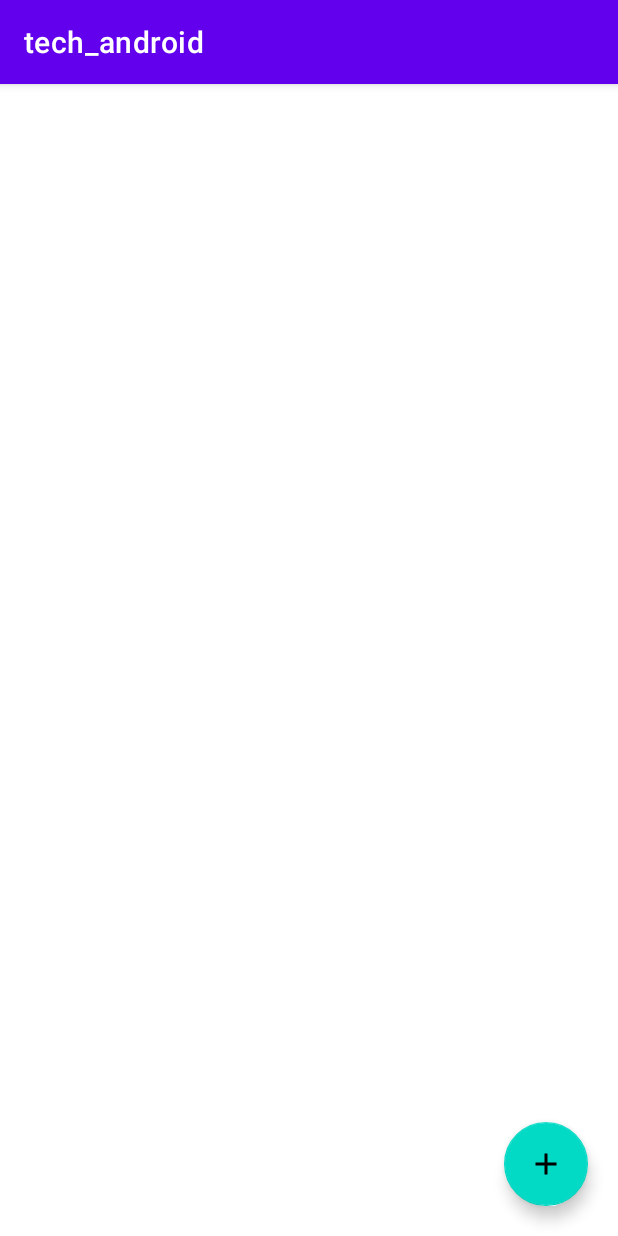
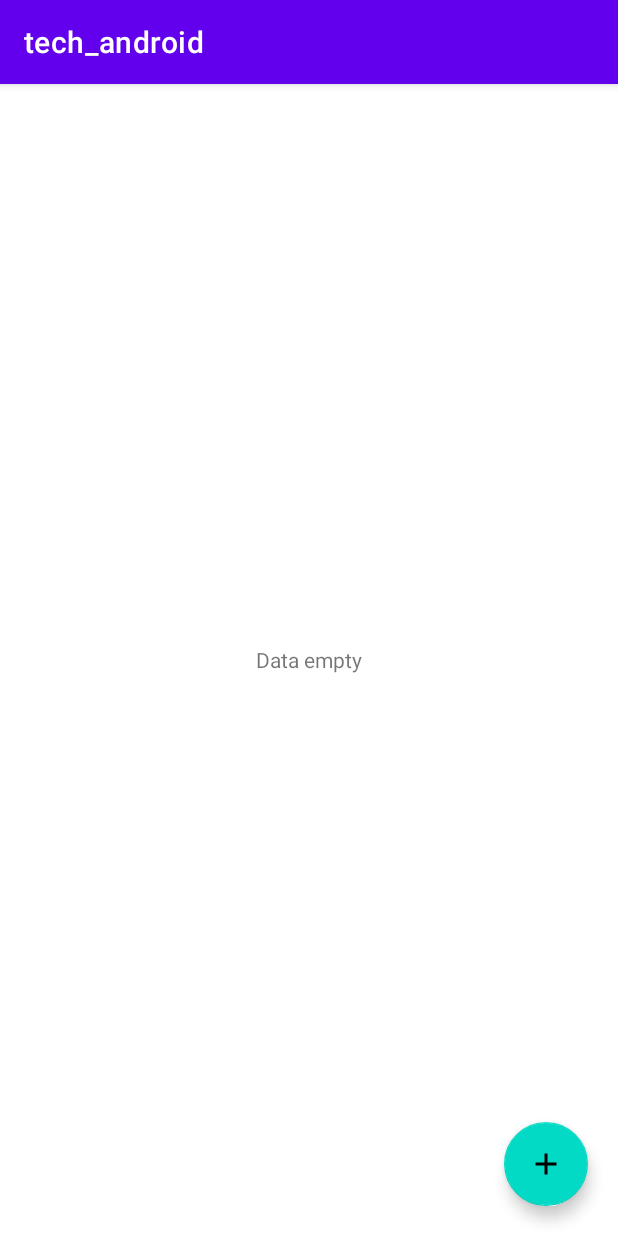
Before and after one commit to Rohan29-AN/android_tech_watch23, an Android app: the screen it shows after launch (list_project), on a phone screen of 412 x 824 dp. Run offline under Robolectric (Android 15) with nearby library versions, the phone set to English and light mode, and no system bars; our stand-ins replace Room's generated code, data binding.

Commit message:
feat : display data with LiveData

```diff
--- a/app/src/main/java/com/example/tech_android/repository/AppRepo.java
+++ b/app/src/main/java/com/example/tech_android/repository/AppRepo.java
@@ -1,6 +1,8 @@
 package com.example.tech_android.repository;
 
 import android.content.Context;
+
+import androidx.lifecycle.LiveData;
 
 import com.example.tech_android.entity.ProjectModel;
 import com.example.tech_android.database.AppDatabase;
@@ -17,6 +19,10 @@ import javax.security.auth.callback.Callback;
 public class AppRepo {
     private AppDatabase appDatabase;
     private Executor executor= Executors.newSingleThreadExecutor();
+
+
+    //LIVE DATA
+
 
     public AppRepo(Context context) {
         appDatabase=AppDatabase.getInstance(context);
@@ -59,7 +65,7 @@ public class AppRepo {
         });
     }
 
-    public List<ProjectModel> ListProject() throws ExecutionException, InterruptedException {
+    public List<ProjectModel> ListProjectFuture() throws ExecutionException, InterruptedException {
 
 
         //Method no 3
@@ -75,4 +81,10 @@ public class AppRepo {
         return  future.get();
         //return appDatabase.projectDAO().getProjectFuture();
     }
+
+
+    //Get ListProject using LiveData
+    public LiveData<List<ProjectModel>> ListProjectLive(){
+        return appDatabase.projectDAO().getAllProjectLive();
+    }
 }
--- a/app/src/main/java/com/example/tech_android/view/list_project.java
+++ b/app/src/main/java/com/example/tech_android/view/list_project.java
@@ -2,16 +2,21 @@ package com.example.tech_android.view;
 
 import androidx.appcompat.app.AppCompatActivity;
 import androidx.databinding.DataBindingUtil;
+import androidx.lifecycle.Observer;
 import androidx.lifecycle.ViewModelProvider;
 import androidx.recyclerview.widget.LinearLayoutManager;
 
+import android.content.Intent;
 import android.os.Bundle;
+import android.view.View;
 
 import com.example.tech_android.R;
 import com.example.tech_android.adapter.ProjectAdapter;
 import com.example.tech_android.databinding.ActivityListProjectBinding;
+import com.example.tech_android.entity.ProjectModel;
 import com.example.tech_android.viewModels.ProjectViewModel;
 
+import java.util.List;
 import java.util.concurrent.ExecutionException;
 
 public class list_project extends AppCompatActivity {
@@ -32,6 +37,16 @@ public class list_project extends AppCompatActivity {
         initView();
     }
 
+
+    @Override
+    protected void onStart() {
+        super.onStart();
+        //EVENT
+        eventUI();
+    }
+
+
+
     private void initView(){
 
         //VIEW MODEL
@@ -46,18 +61,50 @@ public class list_project extends AppCompatActivity {
 
         this.binding.listProject.setAdapter(this.projectAdapter);
 
-        try {
+
+        //USING FUTURE
+       /* try {
             //Get all projects
-            System.out.println("Number of project in the DB : "+this.projectViewModel.getListProject().size());
-            this.projectAdapter.setProjects(this.projectViewModel.getListProject());
+            System.out.println("Number of project in the DB : "+this.projectViewModel.getListProjectFuture().size());
+            this.projectAdapter.setProjects(this.projectViewModel.getListProjectFuture());
         } catch (ExecutionException e) {
             e.printStackTrace();
         } catch (InterruptedException e) {
             e.printStackTrace();
         }
+            */
+
+
+        //USING LIVE DATA
+
+
+        this.projectViewModel.getListProjectLive().observe(this, new Observer<List<ProjectModel>>() {
+            @Override
+            public void onChanged(List<ProjectModel> projectModels) {
+                if(projectModels.size()>0){
+                    projectAdapter.setProjects(projectModels);
+                    binding.dataEmpty.setVisibility(View.GONE);
+                    binding.listProject.setVisibility(View.VISIBLE);
+                    System.out.println("ATO INDRAY");
+                }
+                else{
+                    binding.dataEmpty.setVisibility(View.VISIBLE);
+                    System.out.println("ATOOO");
+                }
+            }
+        });
 
     }
 
 
+    private void eventUI(){
+            this.binding.addProject.setOnClickListener(new View.OnClickListener() {
+                @Override
+                public void onClick(View view) {
+                    Intent intent=new Intent(list_project.this,add_project.class);
+                    startActivity(intent);
+                }
+            });
+    }
 
 }
--- a/app/src/main/java/com/example/tech_android/viewModels/ProjectViewModel.java
+++ b/app/src/main/java/com/example/tech_android/viewModels/ProjectViewModel.java
@@ -4,6 +4,7 @@ import android.app.Application;
 
 import androidx.annotation.NonNull;
 import androidx.lifecycle.AndroidViewModel;
+import androidx.lifecycle.LiveData;
 
 import com.example.tech_android.entity.ProjectModel;
 import com.example.tech_android.repository.AppRepo;
@@ -17,7 +18,6 @@ public class ProjectViewModel extends AndroidViewModel {
 
     public ProjectViewModel(@NonNull Application application) {
         super(application);
-
         this.repo=  new AppRepo(application);
     }
 
@@ -35,7 +35,15 @@ public class ProjectViewModel extends AndroidViewModel {
         this.repo.deleteProject(projectModel);
     }
 
-    public List<ProjectModel> getListProject() throws ExecutionException, InterruptedException {
-        return this.repo.ListProject();
+
+    //FUTURE
+    public List<ProjectModel> getListProjectFuture() throws ExecutionException, InterruptedException {
+        return this.repo.ListProjectFuture();
+    }
+
+
+
+    public LiveData<List<ProjectModel>> getListProjectLive(){
+        return this.repo.ListProjectLive();
     }
 }
--- a/app/src/main/res/layout/activity_add_project.xml
+++ b/app/src/main/res/layout/activity_add_project.xml
@@ -42,6 +42,7 @@
                                 android:layout_width="0dp"
                                 android:layout_height="40dp"/>
                             <EditText
+                                android:inputType="number"
                                 android:layout_margin="5dp"
                                 android:hint="Watcher"
                                 android:layout_weight="1"
@@ -51,6 +52,7 @@
                     </LinearLayout>
 
                 <EditText
+                    android:inputType="number"
                     android:layout_marginTop="10dp"
                     android:id="@+id/issues"
                     android:layout_width="match_parent"
--- a/app/src/main/res/layout/activity_list_project.xml
+++ b/app/src/main/res/layout/activity_list_project.xml
@@ -8,7 +8,14 @@
         android:layout_width="match_parent"
         android:layout_height="match_parent"
         tools:context=".view.list_project">
+            <TextView
+                android:id="@+id/dataEmpty"
+                android:gravity="center"
+                android:layout_width="match_parent"
+                android:layout_height="match_parent"
+                android:text="Data empty"/>
            <androidx.recyclerview.widget.RecyclerView
+               android:visibility="gone"
                android:id="@+id/list_project"
                android:layout_width="match_parent"
                android:layout_height="match_parent"
--- a/app/src/main/res/layout/item_project.xml
+++ b/app/src/main/res/layout/item_project.xml
@@ -9,7 +9,7 @@
 
     <LinearLayout
         android:layout_width="match_parent"
-        android:layout_height="match_parent"
+        android:layout_height="wrap_content"
         android:layout_margin="10dp">
         <LinearLayout
             android:layout_width="match_parent"
```
Also changed, not shown: app/src/main/java/com/example/tech_android/view/add_project.java (+48 -4 lines).
